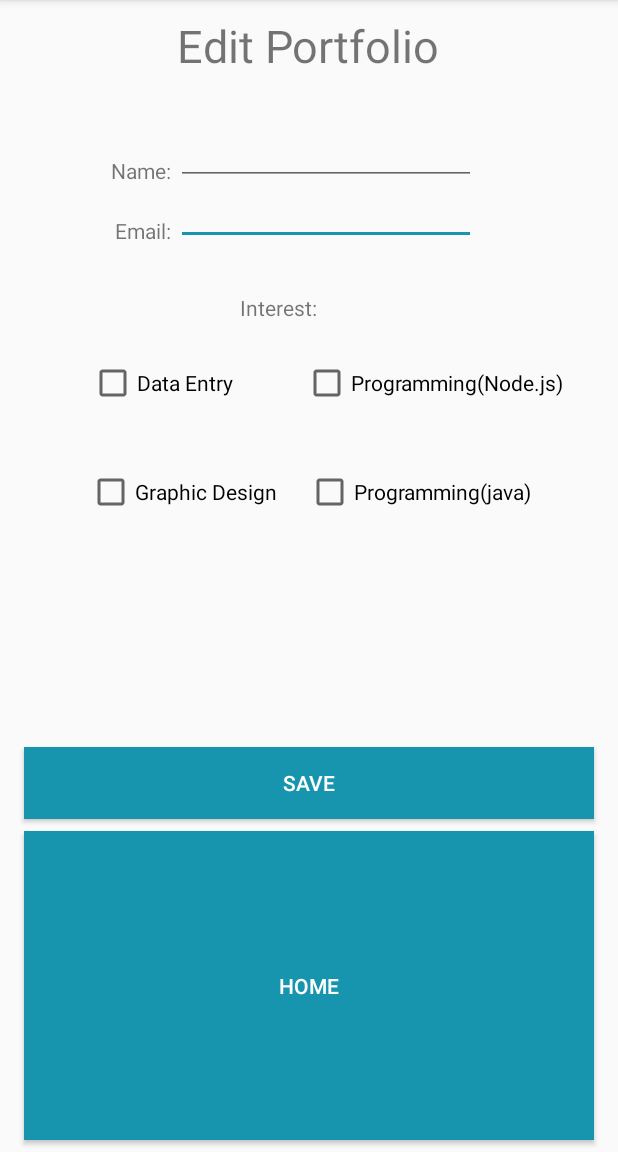
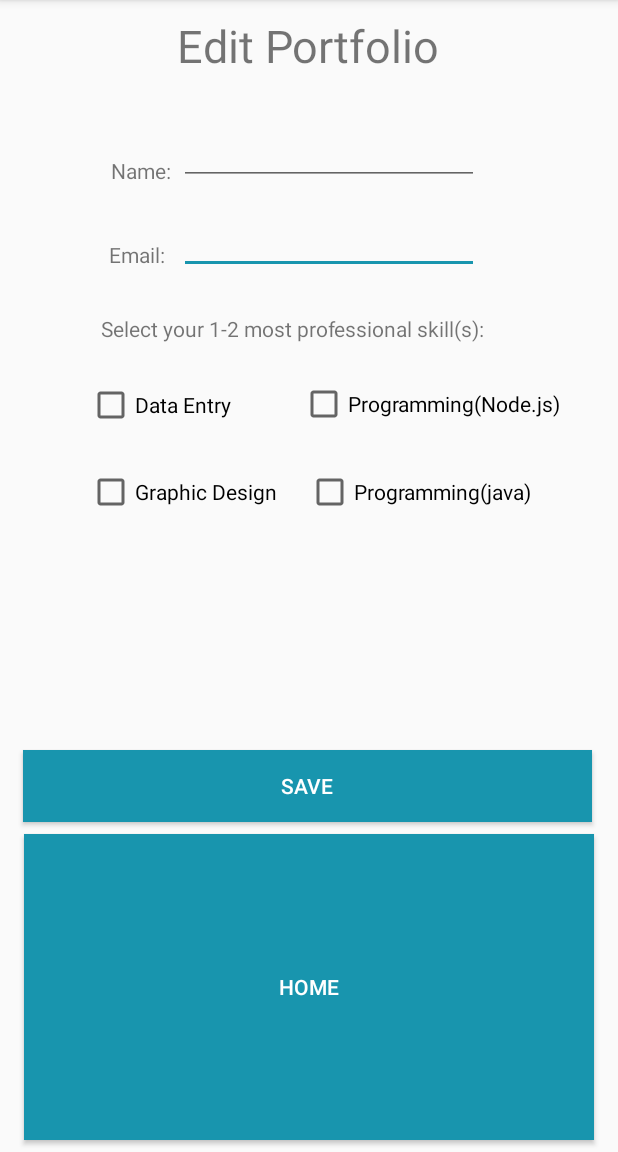
Before and after one commit to bawenna/ITMD555_FP, an Android app: the editInformation screen opened directly, with no data from a screen before it, on a phone screen of 412 x 824 dp, the part 84-1236 px from its top. Run offline under Robolectric (Android 15) with nearby library versions, the light colour scheme and no system bars; our stand-ins replace Firebase (no records; nobody signed in at launch, a user with empty details on screens opened directly).

Commit message:
give a more clear direction to users

```diff
--- a/app/src/main/java/com/example/chattest/MainActivity.java
+++ b/app/src/main/java/com/example/chattest/MainActivity.java
@@ -106,7 +106,7 @@ public class MainActivity extends AppCompatActivity {
         }
         else
         {
-            Snackbar.make(activity_main, "Welcome!" + FirebaseAuth.getInstance().getCurrentUser().getEmail(),Snackbar.LENGTH_SHORT).show();
+            Snackbar.make(activity_main, "Welcome! " + FirebaseAuth.getInstance().getCurrentUser().getEmail(),Snackbar.LENGTH_SHORT).show();
             displayChatMessage();
             mAuth = FirebaseAuth.getInstance();
             mFirebaseDatabase = FirebaseDatabase.getInstance();
--- a/app/src/main/java/com/example/chattest/editInformation.java
+++ b/app/src/main/java/com/example/chattest/editInformation.java
@@ -90,7 +90,7 @@ public class editInformation extends AppCompatActivity {
             public void onAuthStateChanged(@NonNull FirebaseAuth firebaseAuth) {
                 FirebaseUser user = firebaseAuth.getCurrentUser();
                 if (user != null) {
-                    toastMessage("You are now modifying the user information with email:" + user.getEmail());
+                    toastMessage("You are now modifying the user information with email: " + user.getEmail());
                 } else {
                     toastMessage("Successfully signed out.");
                 }
--- a/app/src/main/res/layout/edit_info.xml
+++ b/app/src/main/res/layout/edit_info.xml
@@ -24,24 +24,27 @@
         android:id="@+id/textName"/>
 
     <TextView
-        android:text="Email: "
+        android:id="@+id/textEmail"
         android:layout_width="wrap_content"
         android:layout_height="40dp"
         android:layout_below="@+id/textName"
         android:layout_alignEnd="@+id/textName"
+        android:layout_marginTop="16dp"
+        android:layout_marginEnd="4dp"
         android:gravity="bottom"
-        android:id="@+id/textEmail"/>
+        android:text="Email: " />
+
 
     <EditText
         android:id="@+id/etEmail"
         android:layout_width="200dp"
         android:layout_height="40dp"
+        android:layout_below="@+id/textName"
+        android:layout_marginLeft="2dp"
+        android:layout_marginTop="19dp"
         android:layout_toRightOf="@+id/textEmail"
         android:gravity="bottom"
-        android:textAlignment="center"
-        android:layout_below="@+id/textName"
-        />
-
+        android:textAlignment="center" />
 
     <TextView
         android:id="@+id/textInterest"
@@ -49,10 +52,10 @@
         android:layout_height="40dp"
         android:layout_below="@+id/textEmail"
         android:layout_alignEnd="@+id/textEmail"
-        android:layout_marginTop="11dp"
-        android:layout_marginEnd="-94dp"
+        android:layout_marginTop="9dp"
+        android:layout_marginEnd="-213dp"
         android:gravity="bottom"
-        android:text="Interest:" />
+        android:text="Select your 1-2 most professional skill(s): " />
 
     <CheckBox
         android:id="@+id/cnBinterest1"
@@ -60,8 +63,8 @@
         android:layout_height="wrap_content"
         android:layout_alignParentTop="true"
         android:layout_alignParentEnd="true"
-        android:layout_marginTop="239dp"
-        android:layout_marginEnd="256dp"
+        android:layout_marginTop="254dp"
+        android:layout_marginEnd="257dp"
         android:text="Data Entry" />
 
     <CheckBox
@@ -80,8 +83,8 @@
         android:layout_height="wrap_content"
         android:layout_alignParentTop="true"
         android:layout_alignParentEnd="true"
-        android:layout_marginTop="239dp"
-        android:layout_marginEnd="36dp"
+        android:layout_marginTop="253dp"
+        android:layout_marginEnd="38dp"
         android:text="Programming(Node.js)" />
 
     <CheckBox
@@ -98,25 +101,26 @@
         android:id="@+id/etName"
         android:layout_width="200dp"
         android:layout_height="40dp"
+        android:layout_marginLeft="2dp"
+        android:layout_marginTop="83dp"
+        android:layout_toRightOf="@+id/textName"
         android:gravity="bottom"
-        android:textAlignment="center"
-        android:layout_marginTop="83dp"
-        android:layout_toRightOf="@+id/textName"/>
+        android:textAlignment="center" />
 
     <Button
         android:id="@+id/btnSubmit"
-        android:layout_width="match_parent"
+        android:layout_width="wrap_content"
         android:layout_height="wrap_content"
         android:layout_below="@+id/textInterest"
         android:layout_alignParentStart="true"
         android:layout_alignParentEnd="true"
         android:layout_centerHorizontal="true"
-        android:layout_marginStart="16dp"
-        android:layout_marginEnd="16dp"
-        android:layout_marginTop="283dp"
+        android:layout_marginStart="15dp"
+        android:layout_marginTop="271dp"
+        android:layout_marginEnd="17dp"
+        android:background="@color/colorPrimary"
         android:text="Save"
-        android:textColor="@color/buttonTextColor"
-        android:background="@color/colorPrimary"/>
+        android:textColor="@color/buttonTextColor" />
 
     <Button
         android:id="@+id/button6"
```
